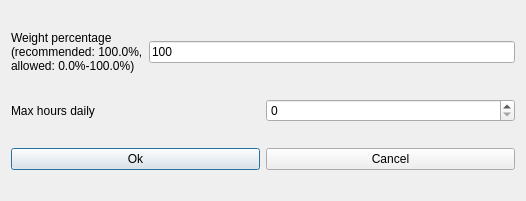
First picture: the form in fet/src/interface/modifyconstraintteachersmaxhoursdailyrealdaysform_template.ui, repository vonmecheln/fet, before the edit.
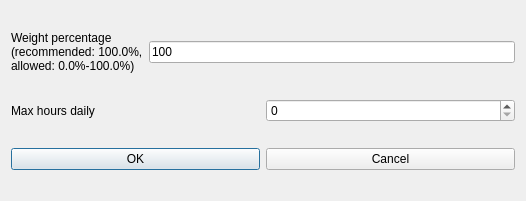
Second picture: the form after the edit.

Patch:
```diff
--- a/fet/src/interface/modifyconstraintteachersmaxhoursdailyrealdaysform_template.ui
+++ b/fet/src/interface/modifyconstraintteachersmaxhoursdailyrealdaysform_template.ui
@@ -71,7 +71,7 @@
      <item>
       <widget class="QPushButton" name="okPushButton">
        <property name="text">
-        <string>Ok</string>
+        <string>OK</string>
        </property>
       </widget>
      </item>
```
